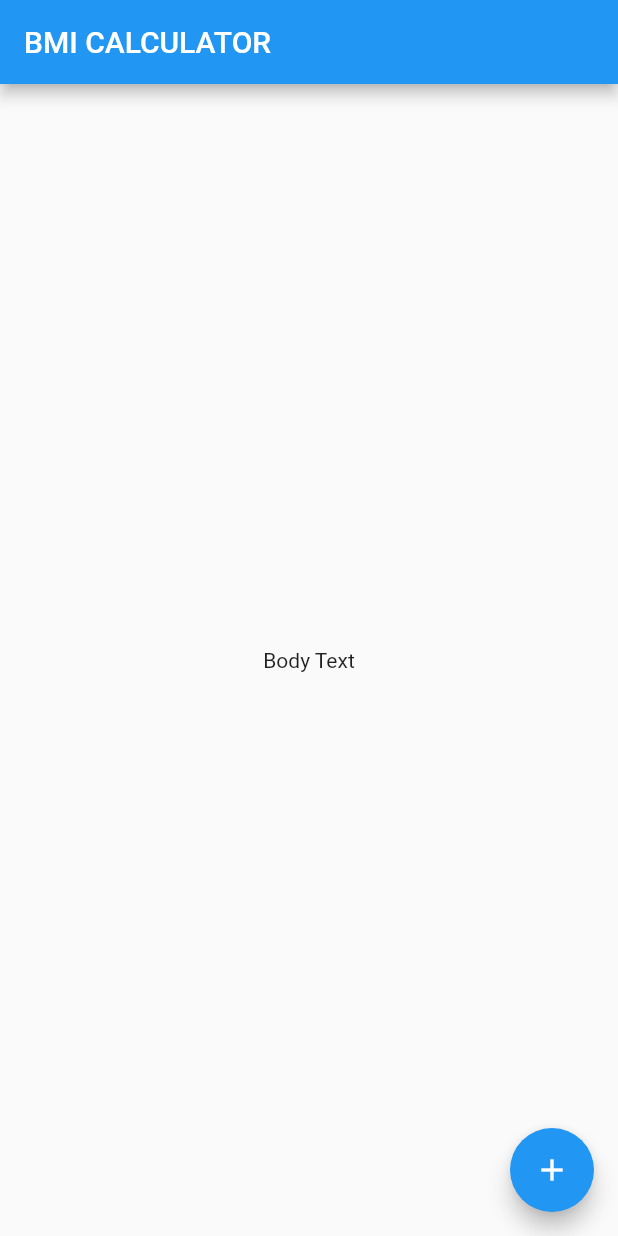
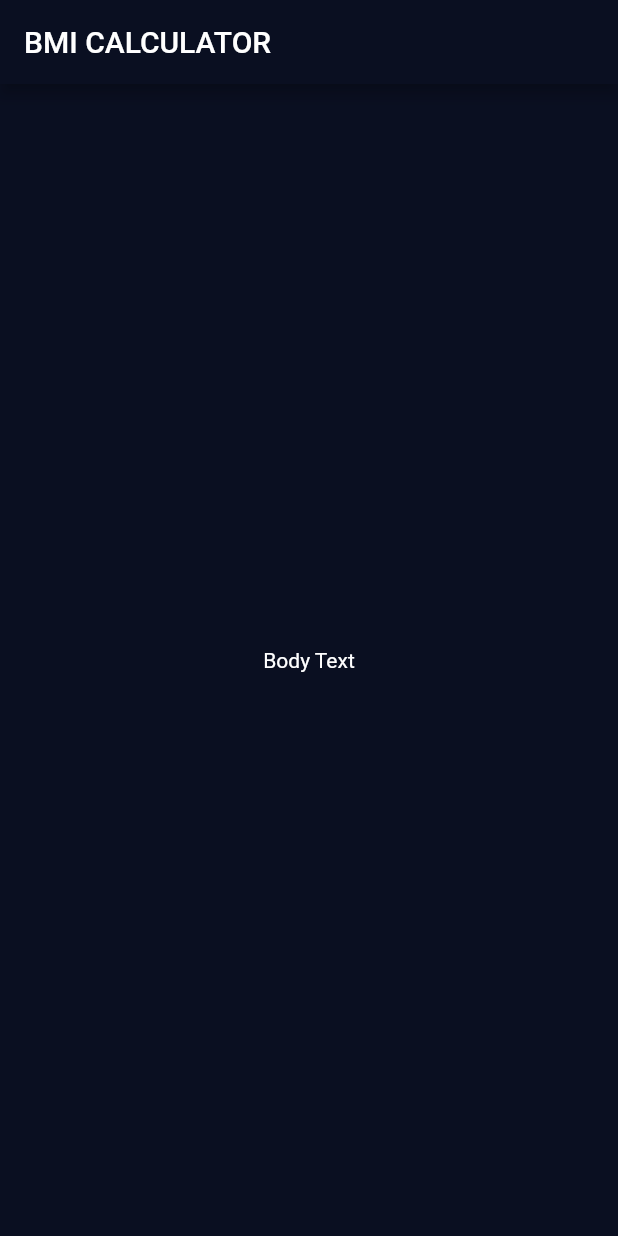
Before and after one commit to petarivanov9/flutter-dart-dev-bootcamp, a Flutter app: the screen it shows after launch, on a phone screen of 412 x 824 dp. Run offline on Flutter 3.47's test engine with Material 2 defaults, Android fonts, the phone set to English and light mode, and no system bars; our stand-ins replace audioplayers, rflutter_alert.

Commit message:
Add initial Theme to BMICalculator app

```diff
--- /dev/null
+++ b/bmi_calculator/lib/input_page.dart
@@ -0,0 +1,20 @@
+import 'package:flutter/material.dart';
+
+class InputPage extends StatefulWidget {
+  @override
+  _InputPageState createState() => _InputPageState();
+}
+
+class _InputPageState extends State<InputPage> {
+  @override
+  Widget build(BuildContext context) {
+    return Scaffold(
+      appBar: AppBar(
+        title: Text('BMI CALCULATOR'),
+      ),
+      body: Center(
+        child: Text('Body Text'),
+      ),
+    );
+  }
+}
--- a/bmi_calculator/lib/main.dart
+++ b/bmi_calculator/lib/main.dart
@@ -1,4 +1,6 @@
 import 'package:flutter/material.dart';
+
+import 'input_page.dart';
 
 void main() => runApp(BMICalculator());
 
@@ -6,29 +8,11 @@ class BMICalculator extends StatelessWidget {
   @override
   Widget build(BuildContext context) {
     return MaterialApp(
+      theme: ThemeData.dark().copyWith(
+        primaryColor: Color(0xFF0A0F21),
+        scaffoldBackgroundColor: Color(0xFF0A0F21),
+      ),
       home: InputPage(),
     );
   }
 }
-
-class InputPage extends StatefulWidget {
-  @override
-  _InputPageState createState() => _InputPageState();
-}
-
-class _InputPageState extends State<InputPage> {
-  @override
-  Widget build(BuildContext context) {
-    return Scaffold(
-      appBar: AppBar(
-        title: Text('BMI CALCULATOR'),
-      ),
-      body: Center(
-        child: Text('Body Text'),
-      ),
-      floatingActionButton: FloatingActionButton(
-        child: Icon(Icons.add),
-      ),
-    );
-  }
-}
```
